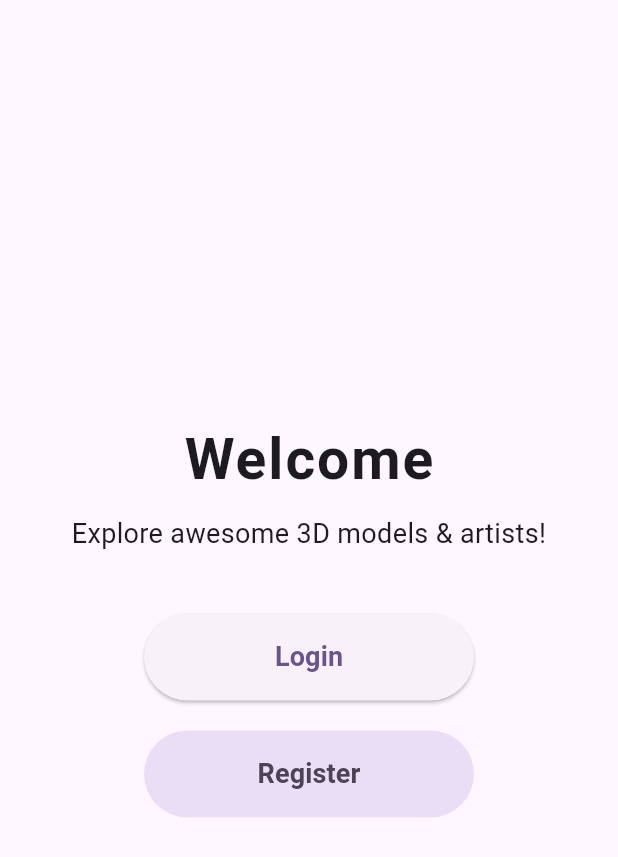
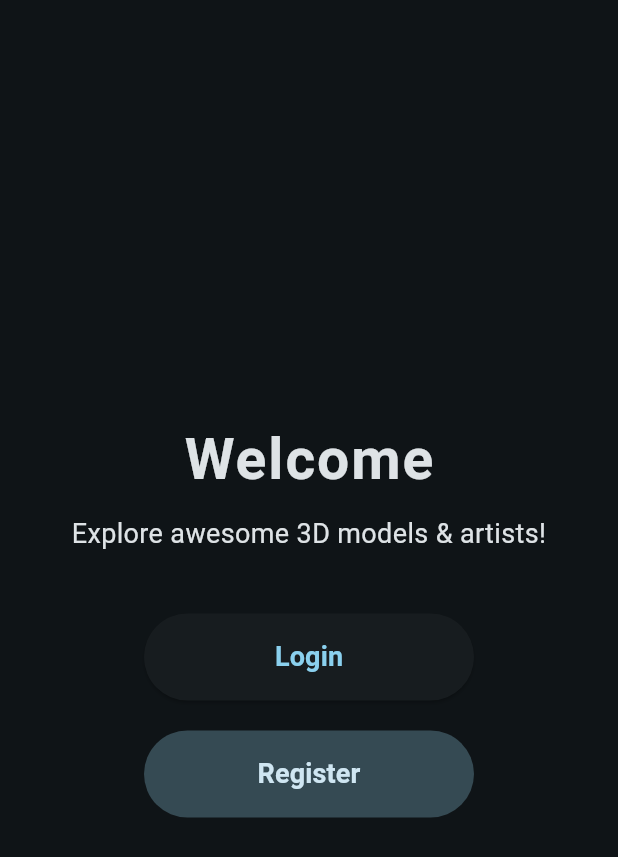
Before and after one commit to R3FA/joymodels-ui, a Flutter app: the screen it shows after launch, on a phone screen of 412 x 824 dp. Shown: the top 857 px of the screen. Run offline on Flutter 3.47's test engine with Material 3 defaults, Android fonts, the phone set to English and light mode, and no system bars; our stand-ins replace flutter_secure_storage, get_it, image_picker.

Commit message:
Change seed color

```diff
--- a/joymodels_mobile/lib/main.dart
+++ b/joymodels_mobile/lib/main.dart
@@ -33,7 +33,7 @@ class JoyModelsApp extends StatelessWidget {
       home: const WelcomePageScreen(),
       theme: ThemeManager.generateLightTheme(),
       darkTheme: ThemeManager.generateDarkTheme(),
-      themeMode: ThemeMode.light,
+      themeMode: ThemeMode.dark,
     );
   }
 }
--- a/joymodels_mobile/lib/ui/core/themes/themes.dart
+++ b/joymodels_mobile/lib/ui/core/themes/themes.dart
@@ -1,7 +1,7 @@
 import 'package:flutter/material.dart';
 
 abstract class ThemeManager {
-  static Color seedColor = const Color(0xFF5603AD);
+  static Color seedColor = const Color(0xFF004E64);
 
   static ThemeData generateLightTheme() {
     return ThemeData(
```
